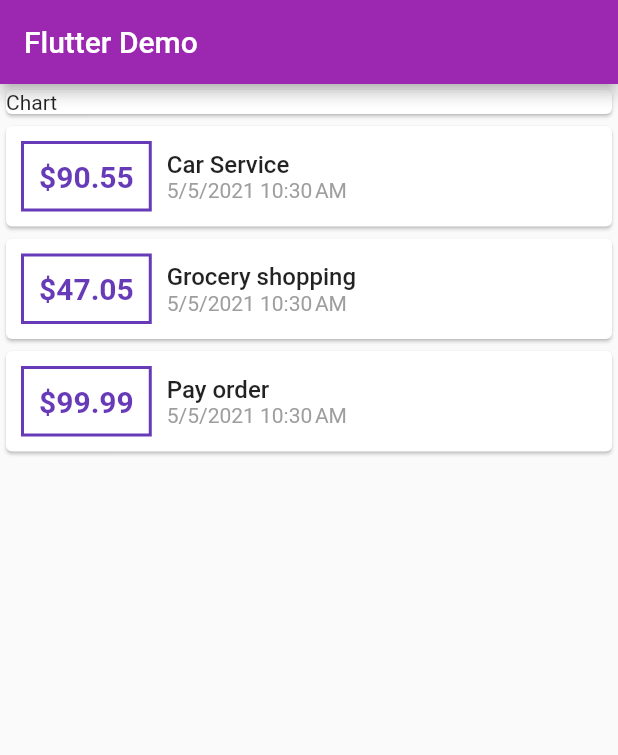
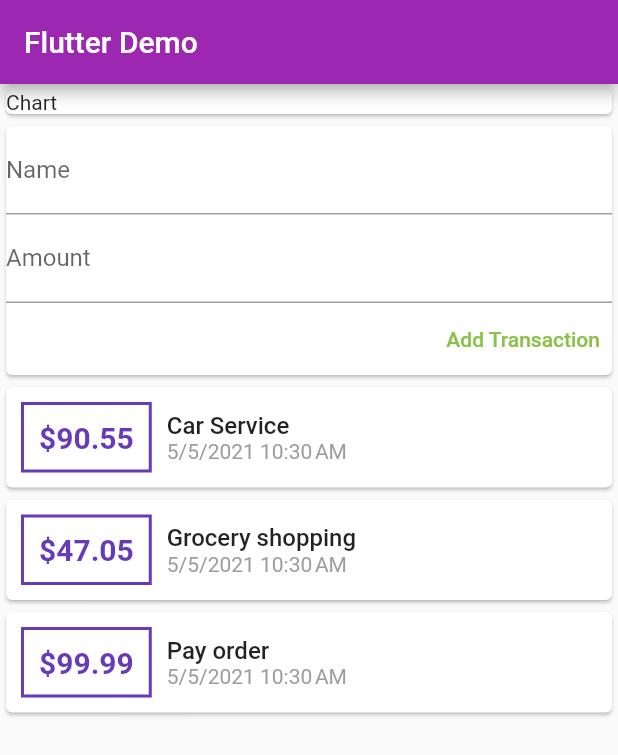
Before and after one commit to abdullahaahmed0539/Personal-Expense-Tracker, a Flutter app: the screen it shows after launch, on a phone screen of 412 x 824 dp. Shown: the top 755 px of the screen. Run offline on Flutter 3.47's test engine with Material 2 defaults, Android fonts, the phone set to English and light mode, and no system bars.

Commit message:
feat: input name and amount

```diff
--- a/lib/main.dart
+++ b/lib/main.dart
@@ -25,6 +25,9 @@ class MyHomePage extends StatelessWidget {
     Transaction(id: 't3', name: 'Pay order', amount: 99.99, date: DateTime.now()),
   ];
 
+  final nameController = TextEditingController();
+  final amountController = TextEditingController();
+
   @override
   Widget build(BuildContext context) {
     return Scaffold(
@@ -41,6 +44,18 @@ class MyHomePage extends StatelessWidget {
               child: Text('Chart'),
             ),
           ),
+
+          Card(
+            child: Container(
+              child: Column(
+                crossAxisAlignment: CrossAxisAlignment.end,
+                children: <Widget>[
+                  TextField(decoration: InputDecoration(labelText: 'Name'), controller: nameController ,),
+                  TextField(decoration: InputDecoration(labelText: 'Amount'),controller: amountController,),
+                  TextButton(onPressed: (){print(nameController.text);print(amountController.text);}, child: Text('Add Transaction',style: TextStyle(color: Colors.lightGreen),), )
+                ],),
+            ) ,),
+
           Column(
             children: transactions.map((tx) {
               return Card(
```
